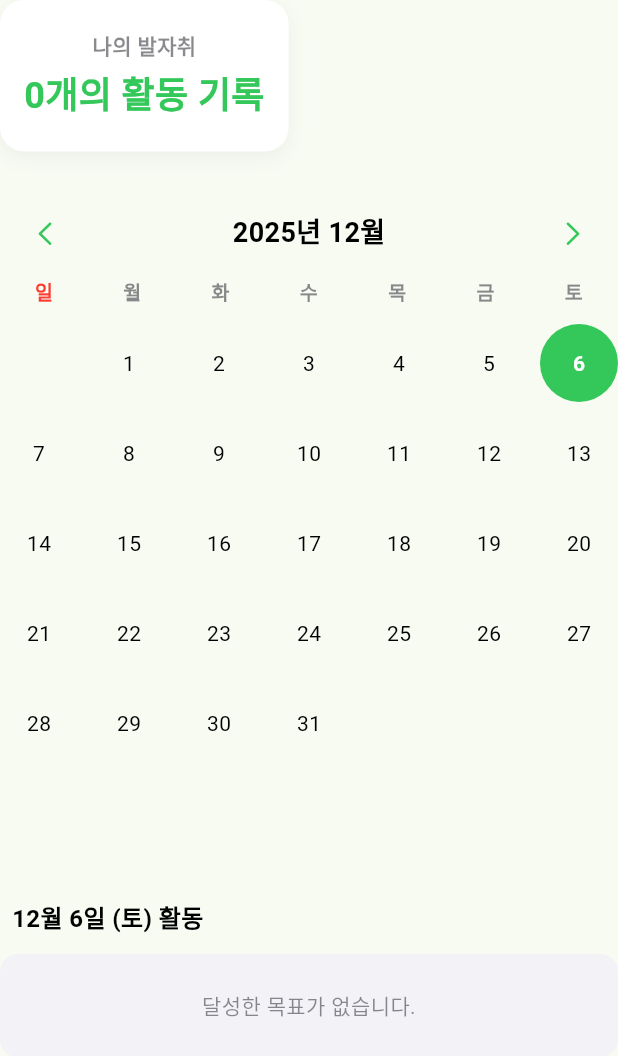
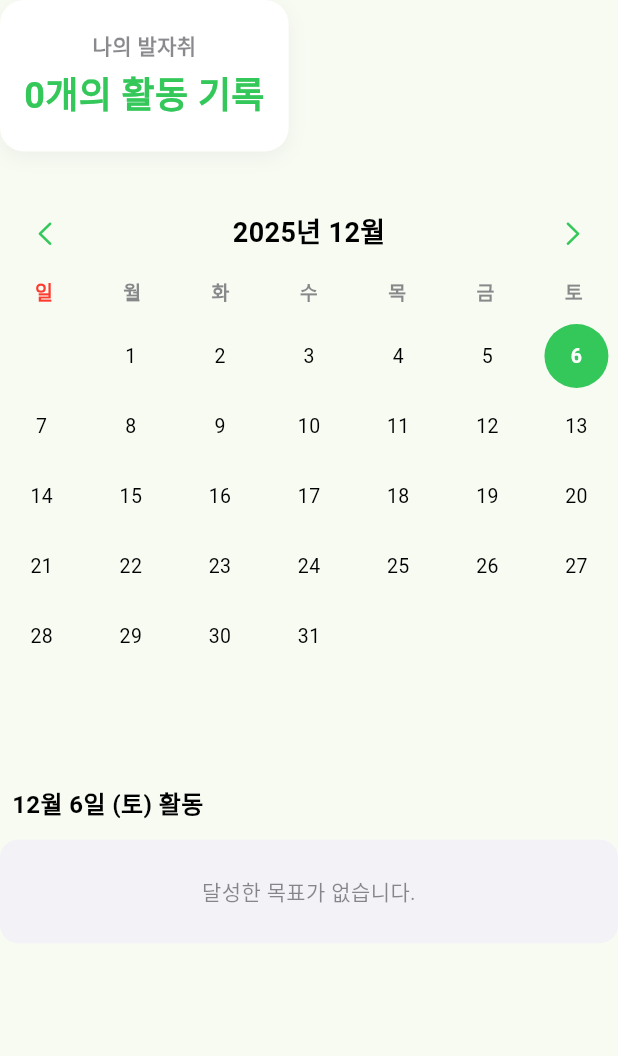
Before and after one commit to MJ-best/mymandart, a Flutter app: the CalendarStep widget shown alone on an empty page, opened directly, on a phone screen of 412 x 824 dp. Shown: the top 1056 px of the screen. Run offline on Flutter 3.47's test engine with Material 3 defaults, Android fonts, the light colour scheme and no system bars; our stand-ins replace flutter_riverpod, go_router, responsive_builder, screenshot, shared_preferences; missing offline and left inert: dart:html, flutter_dynamic_icon_plus, gal; accounts and stored records are empty.

```diff
--- a/flutter_app/lib/widgets/steps/calendar_step.dart
+++ b/flutter_app/lib/widgets/steps/calendar_step.dart
@@ -301,8 +301,9 @@ class _CalendarStepState extends ConsumerState<CalendarStep> {
       physics: const NeverScrollableScrollPhysics(),
       gridDelegate: const SliverGridDelegateWithFixedCrossAxisCount(
         crossAxisCount: 7,
-        mainAxisSpacing: 8,
-        crossAxisSpacing: 8,
+        mainAxisSpacing: 4, // Reduced from 8
+        crossAxisSpacing: 4, // Reduced from 8
+        childAspectRatio: 1.3, // Compressed vertical height
       ),
       itemCount: totalCells,
       itemBuilder: (context, index) {
@@ -343,14 +344,14 @@ class _CalendarStepState extends ConsumerState<CalendarStep> {
                         ? CupertinoColors.white
                         : (hasActivity ? primaryColor : CupertinoColors.label.resolveFrom(context)),
                     fontWeight: isSelected || isToday ? FontWeight.bold : FontWeight.normal,
-                    fontSize: 14,
+                    fontSize: 13, // Slightly smaller font
                   ),
                 ),
                 if (hasActivity && !isSelected)
                   Container(
                     margin: const EdgeInsets.only(top: 2),
-                    width: 4,
-                    height: 4,
+                    width: 3, // Smaller dot
+                    height: 3,
                     decoration: BoxDecoration(
                       color: primaryColor,
                       shape: BoxShape.circle,
```
Also changed, not shown: flutter_app/lib/widgets/steps/combined_step.dart (+2 -51 lines), 1 other file.
